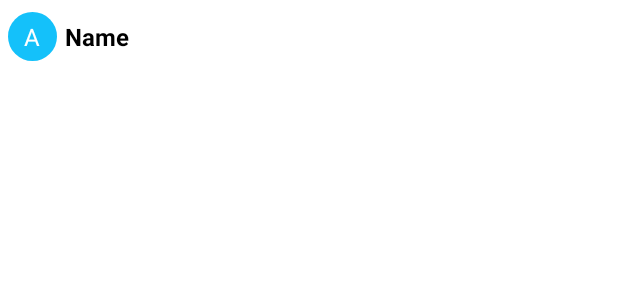
After one commit to Ali-Rao-936/PaBall-Sports, an Android app: the layout adapter_answar.xml on its own in the app's theme, with its tools: preview values and no code run, on a phone screen of 412 x 824 dp. The commit adds this screen. Shown: the top 300 px of the screen. Run offline under Robolectric (Android 15) with nearby library versions, the phone set to English and light mode, and no system bars.

Commit message:
12/Nov 2022 Sat
1. Create answer adapter with all cases drawable

```diff
--- a/app/src/main/java/com/ex/score/nine/domain/models/AnswersModel.kt
+++ b/app/src/main/java/com/ex/score/nine/domain/models/AnswersModel.kt
@@ -2,5 +2,6 @@ package com.ex.score.nine.domain.models
 
 data class AnswersModel(
     var correctOrNo : Boolean,
-    var answer : String
+    var answer : String,
+    //var chara : String
 )
--- /dev/null
+++ b/app/src/main/res/drawable/normal_bg_solid.xml
@@ -0,0 +1,20 @@
+<?xml version="1.0" encoding="utf-8"?>
+
+<shape xmlns:android="http://schemas.android.com/apk/res/android"
+    android:shape="oval">
+
+
+    <solid android:color="@color/splash_screen_gradint_1"></solid>
+
+
+    <corners
+        android:bottomLeftRadius="100dp"
+        android:bottomRightRadius="100dp"
+        android:topLeftRadius="100dp"
+        android:topRightRadius="100dp" />
+
+<!--    <stroke-->
+<!--        android:width="1dp"-->
+<!--        android:color="@color/news_fragment_color" />-->
+
+</shape>
--- /dev/null
+++ b/app/src/main/res/layout/adapter_answar.xml
@@ -0,0 +1,98 @@
+<?xml version="1.0" encoding="utf-8"?>
+<RelativeLayout xmlns:android="http://schemas.android.com/apk/res/android"
+    android:layout_width="wrap_content"
+    android:layout_height="wrap_content"
+    android:layout_marginTop="@dimen/_2sdp"
+    android:layout_marginBottom="@dimen/_2sdp"
+    >
+
+    <RelativeLayout
+        android:layout_width="match_parent"
+        android:layout_height="wrap_content"
+        android:id="@+id/soccer_cover_rl"
+        android:layout_marginBottom="1dp"
+        >
+
+<!--        android:background="?android:attr/selectableItemBackground"-->
+
+
+        <LinearLayout
+            android:layout_width="match_parent"
+            android:layout_height="wrap_content"
+            android:orientation="horizontal">
+
+
+
+            <RelativeLayout
+                android:layout_width="match_parent"
+                android:layout_height="wrap_content"
+                android:id="@+id/answer_cont_rl"
+                android:padding="@dimen/_4sdp"
+                android:background="@drawable/search_bg"
+                android:backgroundTint="@color/white">
+
+                <LinearLayout
+                    android:layout_width="wrap_content"
+                    android:layout_height="wrap_content"
+                    android:orientation="horizontal">
+
+                    <RelativeLayout
+                        android:layout_width="@dimen/_25sdp"
+                        android:layout_height="@dimen/_25sdp"
+                        android:id="@+id/choose_con_rl"
+                        android:background="@drawable/normal_bg_solid">
+
+                        <TextView
+                            android:layout_width="wrap_content"
+                            android:layout_height="wrap_content"
+                            android:textColor="@color/white"
+                            android:id="@+id/choose_tv"
+                            android:layout_centerHorizontal="true"
+                            android:layout_centerVertical="true"
+                            android:textSize="16dp"
+                            android:text="A"
+                            />
+
+
+                    </RelativeLayout>
+
+                    <TextView
+                        android:id="@+id/answer_tv"
+                        android:layout_width="wrap_content"
+                        android:layout_height="wrap_content"
+                        android:layout_marginStart="5dp"
+                        android:layout_marginTop="5dp"
+                        android:layout_marginEnd="5dp"
+                        android:layout_marginBottom="5dp"
+                        android:text="Name"
+                        android:textColor="@color/black"
+                        android:textSize="16dp"
+                        android:textStyle="bold" />
+
+                </LinearLayout>
+
+
+
+                <TextView
+                    android:id="@+id/soccer_score"
+                    android:layout_width="wrap_content"
+                    android:layout_height="wrap_content"
+                    android:layout_alignParentEnd="true"
+                    android:layout_marginTop="5dp"
+                    android:layout_marginEnd="15dp"
+                    android:layout_marginBottom="5dp"
+                    android:text="4500"
+                    android:visibility="gone"
+                    android:textColor="@color/yallow"
+                    android:textSize="16dp"
+                    android:textStyle="bold" />
+
+            </RelativeLayout>
+
+
+        </LinearLayout>
+
+
+    </RelativeLayout>
+
+</RelativeLayout>
--- a/app/src/main/res/layout/fragment_question.xml
+++ b/app/src/main/res/layout/fragment_question.xml
@@ -3,6 +3,7 @@
 <RelativeLayout xmlns:android="http://schemas.android.com/apk/res/android"
     android:layout_width="match_parent"
     android:layout_height="match_parent"
+    android:background="@color/qu_bg"
     xmlns:app="http://schemas.android.com/apk/res-auto">
 
     <LinearLayout
--- a/app/src/main/res/values/colors.xml
+++ b/app/src/main/res/values/colors.xml
@@ -22,6 +22,12 @@
     <color name="red">#FF0000</color>
     <color name="details_cover_color">#E6F7FF</color>
     <color name="details_text_color">#4AAAF8</color>
+    <color name="correct_answar">#16D76F</color>
+    <color name="qu_bg">#F5F5F5</color>
+    <color name="red_incorrect">#F31629</color>
 
+    <color name="correct_after_incorrect">#4D14C1FA</color>
+
+    <color name="correct_after_incorrect_circl">#FFB72B</color>
 
 </resources>
--- a/app/src/main/res/values/strings.xml
+++ b/app/src/main/res/values/strings.xml
@@ -37,6 +37,10 @@
     <string name="onboarding_header_3">Get Ready, be a Superstar!</string>
     <string name="onboarding_body_3">Gather all the poins as much as you can, be a superstar in your class with Quizzy!</string>
     <string name="app_pref_name">pa_ball_sports</string>
+    <string name="a"><A></A></string>
+    <string name="b">B</string>
+    <string name="c">C</string>
+    <string name="d">D</string>
 
 
 
```
Also changed, not shown: app/src/main/java/com/ex/score/nine/presentation/adapters/AdapterAnswar.java (added, +72 -0 lines), app/src/main/res/drawable/correct_after_incorrect_answar_bg.xml (added, +65 -0 lines), app/src/main/res/drawable/correct_after_incorrect_answar_bg_solid.xml (added, +20 -0 lines), app/src/main/res/drawable/correct_answar_bg.xml (added, +65 -0 lines), app/src/main/res/drawable/correct_bg_solid.xml (added, +20 -0 lines), app/src/main/res/drawable/incorrect_answar_bg.xml (added, +65 -0 lines).
